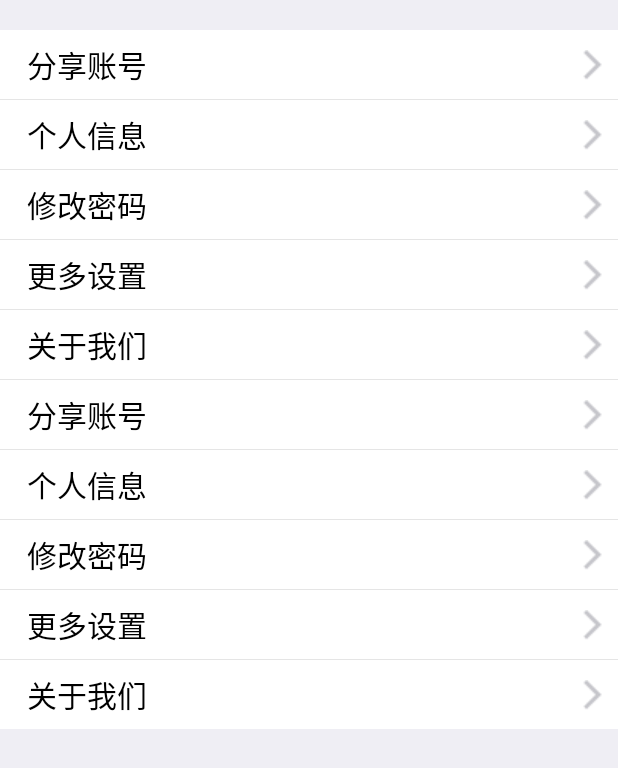
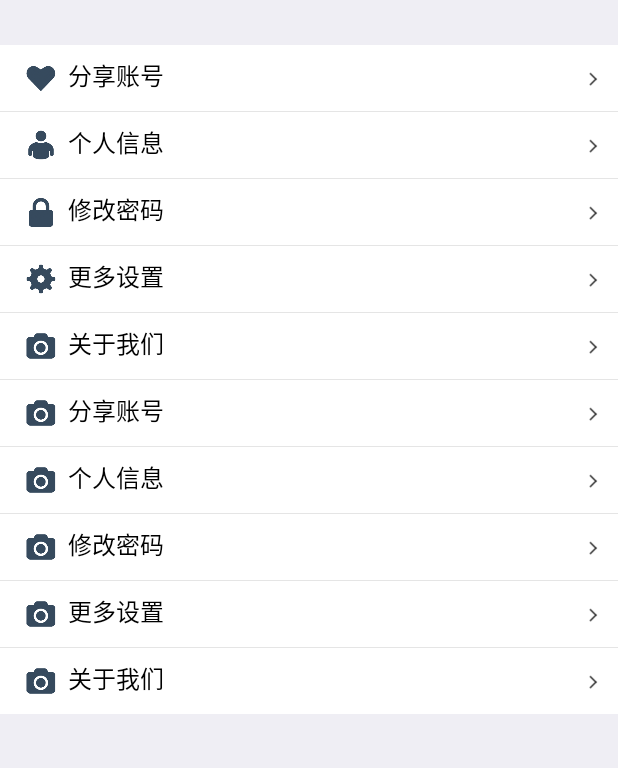
Before and after one commit to GodCameraTeam/GodCamera, an Android app: the fragment PersonInformation shown on its own in the app's theme, on a phone screen of 412 x 824 dp. Shown: the top 768 px of the screen. Run offline under Robolectric (Android 15) with nearby library versions, the phone set to English and light mode, and no system bars.

Commit message:
修复重新加载bug

```diff
--- a/Camera/app/src/main/AndroidManifest.xml
+++ b/Camera/app/src/main/AndroidManifest.xml
@@ -18,6 +18,8 @@
         android:theme="@android:style/Theme.Holo.Light.NoActionBar.Fullscreen">
         <activity
             android:name="com.godpose.camera.MainActivity"
+            android:screenOrientation="portrait"
+            android:configChanges="orientation|keyboardHidden|screenSize|navigation"
             android:label="@string/app_name" >
             <intent-filter>
                 <action android:name="android.intent.action.MAIN" />
--- a/Camera/app/src/main/java/com/godpose/camera/MainActivity.java
+++ b/Camera/app/src/main/java/com/godpose/camera/MainActivity.java
@@ -10,6 +10,7 @@ import com.godpose.camera.R;
 import android.R.menu;
 import android.app.Activity;
 import android.content.Intent;
+import android.content.res.Configuration;
 import android.os.Bundle;
 import android.support.v4.app.Fragment;
 import android.support.v4.app.FragmentActivity;
@@ -176,4 +177,17 @@ public class MainActivity extends FragmentActivity implements OnClickListener,
 		intent1 = new Intent(this,CameraActivity.class);
 		startActivity(intent1);
 	}
+	@Override
+	public void onConfigurationChanged(Configuration newConfig)
+	{
+		super.onConfigurationChanged(newConfig);
+		if (this.getResources().getConfiguration().orientation == Configuration.ORIENTATION_LANDSCAPE)
+		{
+//land
+		}
+		else if (this.getResources().getConfiguration().orientation == Configuration.ORIENTATION_PORTRAIT)
+		{
+//port
+		}
+	}
 }
--- a/Camera/app/src/main/java/com/godpose/camera/PersonAdapter.java
+++ b/Camera/app/src/main/java/com/godpose/camera/PersonAdapter.java
@@ -50,15 +50,15 @@ public class PersonAdapter extends BaseAdapter{
         }
         ImageView icon = (ImageView) convertView.findViewById(R.id.item_icon);//设置每个条目的图标
         if(0 == position){
-          //  icon.setBackgroundResource(R.drawable.icon_square);
+            icon.setBackgroundResource(R.drawable.icon_share);
         }else if(1 == position){
-          //  icon.setBackgroundResource(android.R.drawable.ic_menu_share);
+            icon.setBackgroundResource(R.drawable.icon_person);
         }else if(2 == position){
-          //  icon.setBackgroundResource(R.drawable.icon_setting);
+            icon.setBackgroundResource(R.drawable.icon_password);
         }else if(3 == position){
-          //  icon.setBackgroundResource(android.R.drawable.ic_menu_edit);
+            icon.setBackgroundResource(R.drawable.icon_setting);
         }else{
-          //  icon.setBackgroundResource(R.drawable.menu_exit);
+            icon.setBackgroundResource(R.drawable.icon_us);
         }
         TextView text = (TextView) convertView.findViewById(R.id.more_item_text); //设置条目的文字说明
         text.setText(more_list.get(position));
--- a/Camera/app/src/main/res/layout/camera_activity_main.xml
+++ b/Camera/app/src/main/res/layout/camera_activity_main.xml
@@ -2,6 +2,7 @@
 <RelativeLayout xmlns:android="http://schemas.android.com/apk/res/android"
     xmlns:tools="http://schemas.android.com/tools" android:layout_width="match_parent"
     android:layout_height="match_parent"
+    android:background="#000000"
 
    >
 
--- a/Camera/app/src/main/res/layout/person.xml
+++ b/Camera/app/src/main/res/layout/person.xml
@@ -3,7 +3,7 @@
     android:orientation="vertical" android:layout_width="match_parent"
     android:layout_height="match_parent" android:background="#efeef4">
     <ListView android:id="@+id/android:list"
-        android:layout_marginTop="20dp"
+        android:layout_marginTop="30dp"
         android:layout_width="fill_parent"
         android:layout_height="wrap_content"
         android:listSelector="#d9d9d9"
--- a/Camera/app/src/main/res/layout/person_item.xml
+++ b/Camera/app/src/main/res/layout/person_item.xml
@@ -3,23 +3,30 @@
     android:orientation="horizontal"
     android:layout_width="match_parent"
     android:layout_height="match_parent"
-    android:padding="8dip" >
+    android:padding="12dp" >
     <ImageView android:id="@+id/item_icon"
-        android:layout_width="wrap_content"
-        android:layout_height="wrap_content"
+
+        android:layout_marginLeft="5dp"
+        android:layout_width="20dp "
+        android:layout_height="20dp"
+        android:background="@drawable/demo"
+
         />
     <TextView android:id="@+id/more_item_text"
-        android:layout_marginLeft="10dip"
-        android:textSize="20dip"
+        android:textSize="16dp"
         android:textColor="#000000"
         android:layout_width="wrap_content"
         android:layout_height="wrap_content"
-        android:text="ITEM"/>
+        android:text="ITEM"
+        android:layout_marginLeft="8dp"
+        android:layout_alignBottom="@+id/item_icon"
+        android:layout_toRightOf="@+id/item_icon"
+        android:layout_toEndOf="@+id/item_icon" />
     <ImageView android:id="@+id/item_image"
-        android:layout_marginTop="5dip"
+        android:layout_marginTop="6dp"
         android:layout_alignParentRight="true"
-        android:layout_width="wrap_content"
-        android:layout_height="wrap_content"
+        android:layout_width="10dp"
+        android:layout_height="10dp"
         android:background="@drawable/triangle"
         />
 </RelativeLayout>
```
Also changed, not shown: Camera/app/src/main/res/drawable/demo.png (added), Camera/app/src/main/res/drawable/icon_password.png (added), Camera/app/src/main/res/drawable/icon_person.png (added), Camera/app/src/main/res/drawable/icon_setting.png (added), Camera/app/src/main/res/drawable/icon_share.png (added), Camera/app/src/main/res/drawable/icon_us.png (added), Camera/app/src/main/res/drawable/triangle.png, 31 other files.
